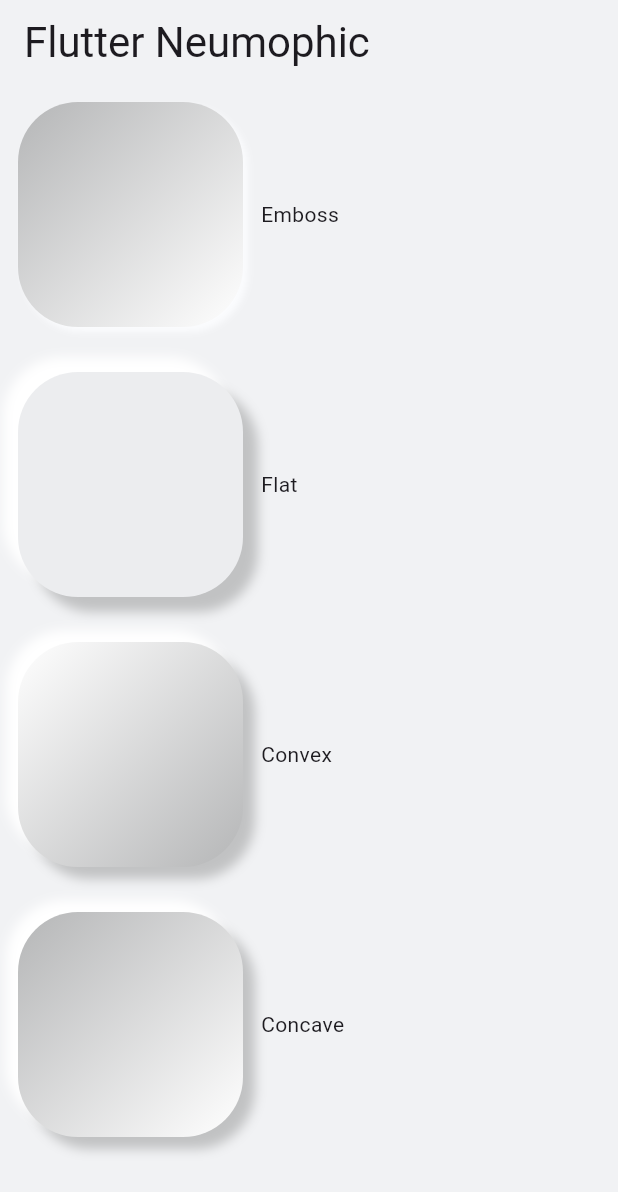
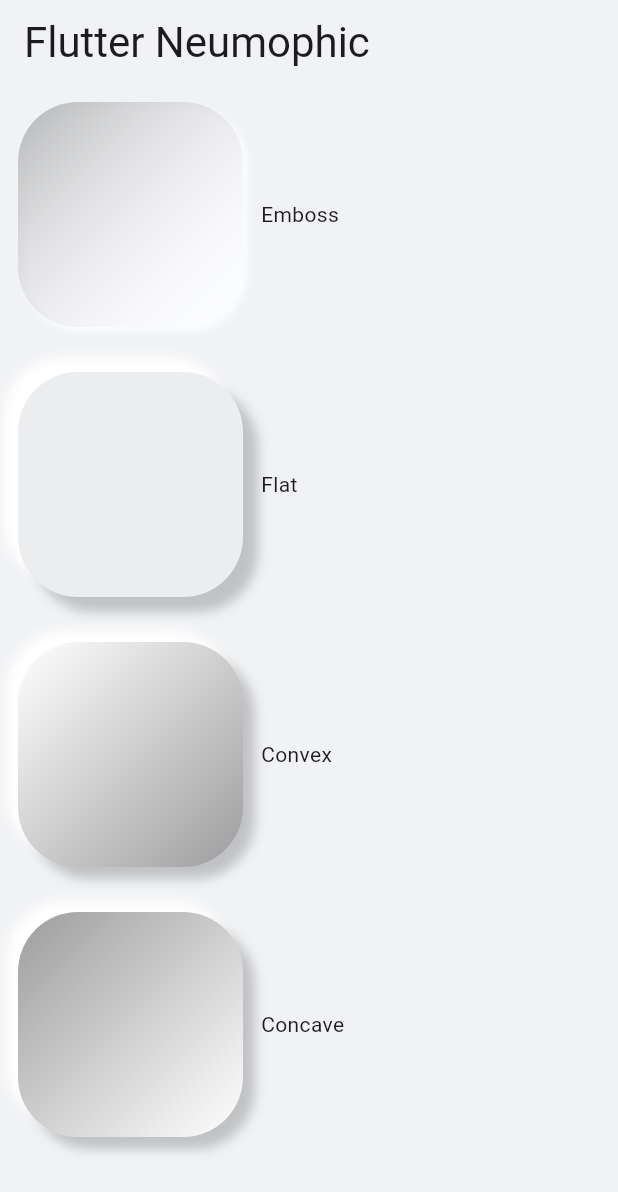
Before and after one commit to KeithLame/ZeroOne, a Flutter app: the screen it shows after launch, on a phone screen of 412 x 824 dp. Shown: the top 1192 px of the screen. Run offline on Flutter 3.47's test engine with Material 3 defaults, Android fonts, the phone set to English and light mode, and no system bars.

Commit message:
updated decorator

```diff
--- a/lib/neumortphic_decorator.dart
+++ b/lib/neumortphic_decorator.dart
@@ -66,7 +66,8 @@ BoxDecoration generateNeumorphicDecorator(
           intensity: -darkFactor,
         ),
         NeumorphicColors.generateGradientColors(
-          colorBase: innerColor,
+          colorBase: innerColor.withOpacity(0.5),
+          updateAlpha: false,
           intensity: darkFactor,
         )
       ],
@@ -129,7 +130,7 @@ BoxDecoration generateNeumorphicDecorator(
       ];
     }
 
-    double darkFactor = style.curveHeight / 100 + 0.1;
+    double darkFactor = style.curveHeight / 60 + 0.1;
     double whiteFactor = style.curveHeight / 200 + 0.06;
 
     final convexConcaveOffset = sourceToOffset(style.lightSource, style.curveHeight);
```
